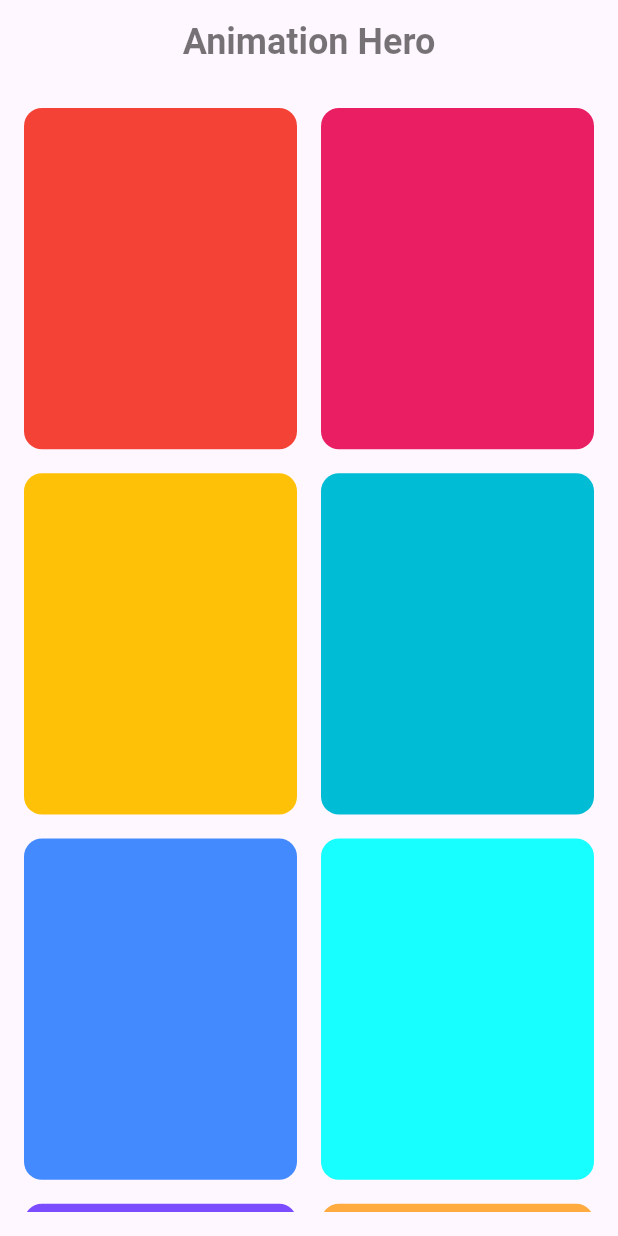
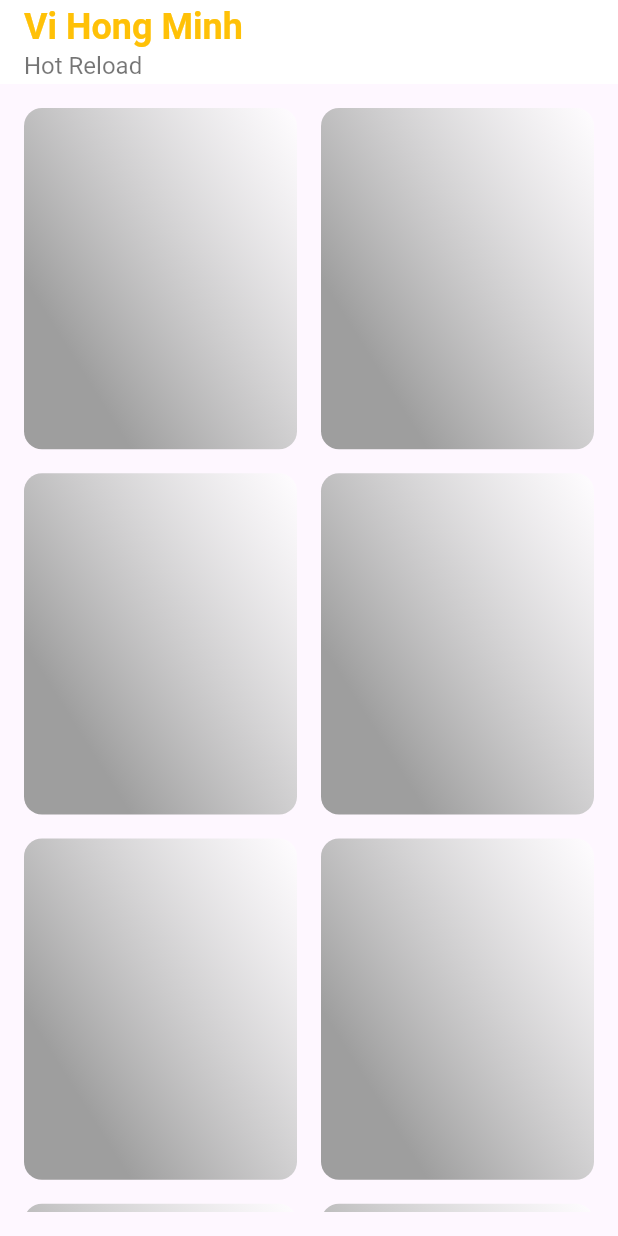
Before and after one commit to minhvh5504/layout-basic, a Flutter app: the screen it shows after launch, on a phone screen of 412 x 824 dp. Run offline on Flutter 3.47's test engine with Material 3 defaults, Android fonts, the phone set to English and light mode, and no system bars; our stand-ins replace lucide_icons.

Commit message:
feat: create layout basic 7

```diff
--- a/lib/app.dart
+++ b/lib/app.dart
@@ -1,5 +1,5 @@
 import 'package:flutter/material.dart';
-import 'package:layout_basic/ui/layout_basic_6.dart';
+import 'package:layout_basic/ui/layout_basic_7.dart';
 
 class MyApp extends StatelessWidget {
   const MyApp({super.key});
@@ -11,7 +11,7 @@ class MyApp extends StatelessWidget {
       theme: ThemeData.light(),
       darkTheme: ThemeData.dark(),
       themeMode: ThemeMode.system,
-      home: LayoutBasic6(),
+      home: LayoutBasic7(),
     );
   }
 }
--- /dev/null
+++ b/lib/ui/layout_basic_7.dart
@@ -0,0 +1,129 @@
+import 'package:flutter/material.dart';
+
+class LayoutBasic7 extends StatefulWidget {
+  const LayoutBasic7({super.key});
+
+  @override
+  // ignore: library_private_types_in_public_api
+  _LayoutBasic7State createState() => _LayoutBasic7State();
+}
+
+class _LayoutBasic7State extends State<LayoutBasic7> {
+  final ScrollController _scrollController = ScrollController();
+  final List<int> _itemList = List.generate(10, (index) => index);
+  bool _isLoading = false;
+
+  @override
+  void initState() {
+    super.initState();
+    _scrollController.addListener(_scrollListener);
+  }
+
+  @override
+  void dispose() {
+    _scrollController.removeListener(_scrollListener);
+    _scrollController.dispose();
+    super.dispose();
+  }
+
+  void _scrollListener() {
+    if (_scrollController.position.pixels ==
+            _scrollController.position.maxScrollExtent &&
+        !_isLoading) {
+      _loadMoreItems();
+    }
+  }
+
+  void _loadMoreItems() async {
+    setState(() {
+      _isLoading = true;
+    });
+
+    await Future.delayed(Duration(seconds: 2));
+
+    setState(() {
+      _itemList.addAll(List.generate(4, (index) => _itemList.length + index));
+      _isLoading = false;
+    });
+  }
+
+  @override
+  Widget build(BuildContext context) {
+    return SafeArea(
+      child: Scaffold(
+        appBar: AppBar(
+          backgroundColor: Colors.white,
+          title: Column(
+            crossAxisAlignment: CrossAxisAlignment.start,
+            children: [
+              Text(
+                "Vi Hong Minh",
+                style: TextStyle(
+                  fontSize: 24,
+                  fontWeight: FontWeight.bold,
+                  color: Colors.amber,
+                ),
+              ),
+              Text(
+                "Hot Reload",
+                style: TextStyle(
+                    fontSize: 16,
+                    fontWeight: FontWeight.w400,
+                    color: Colors.black54),
+              ),
+            ],
+          ),
+        ),
+        body: Padding(
+          padding: const EdgeInsets.all(16.0),
+          child: Stack(
+            children: [
+              GridView.builder(
+                controller: _scrollController,
+                gridDelegate: const SliverGridDelegateWithFixedCrossAxisCount(
+                  crossAxisCount: 2,
+                  crossAxisSpacing: 16.0,
+                  mainAxisSpacing: 16.0,
+                  childAspectRatio: 0.8,
+                ),
+                itemCount: _itemList.length + (_isLoading ? 1 : 0),
+                itemBuilder: (context, index) {
+                  if (index == _itemList.length) {
+                    return SizedBox.shrink();
+                  } else {
+                    return AnimatedOpacity(
+                      opacity: 1.0,
+                      duration: Duration(milliseconds: 500),
+                      child: Container(
+                        decoration: BoxDecoration(
+                          gradient: const LinearGradient(
+                            colors: [
+                              Colors.grey,
+                              Colors.white70,
+                            ],
+                            begin: Alignment.centerLeft,
+                            end: Alignment.topRight,
+                          ),
+                          borderRadius: BorderRadius.circular(12),
+                        ),
+                      ),
+                    );
+                  }
+                },
+              ),
+              if (_isLoading)
+                Positioned(
+                  left: 0,
+                  right: 0,
+                  bottom: 0,
+                  child: Center(
+                    child: CircularProgressIndicator(),
+                  ),
+                ),
+            ],
+          ),
+        ),
+      ),
+    );
+  }
+}
```
